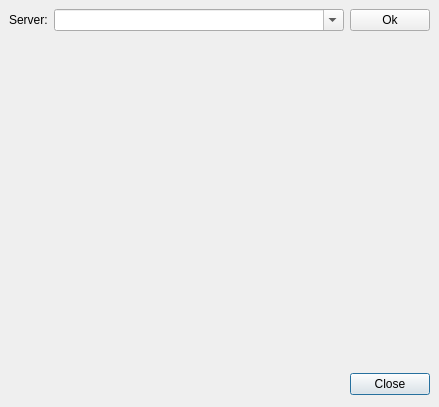
Before: the Qt Designer form widgets/servicediscovery.ui in xmpp-graveyard/jabbim, drawn with Qt 5.
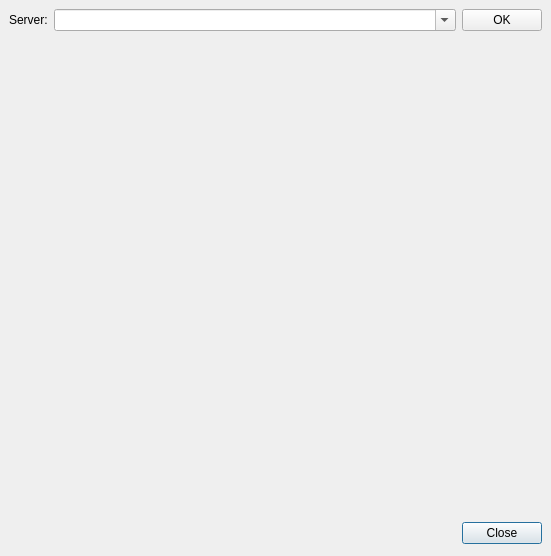
After: the same form once the commit is applied.

Diff of the .ui file:
```diff
--- a/widgets/servicediscovery.ui
+++ b/widgets/servicediscovery.ui
@@ -5,8 +5,8 @@
    <rect>
     <x>0</x>
     <y>0</y>
-    <width>439</width>
-    <height>407</height>
+    <width>551</width>
+    <height>556</height>
    </rect>
   </property>
   <property name="windowTitle" >
@@ -75,7 +75,7 @@
      <item>
       <widget class="QPushButton" name="reload" >
        <property name="text" >
-        <string>Ok</string>
+        <string>OK</string>
        </property>
       </widget>
      </item>
```
